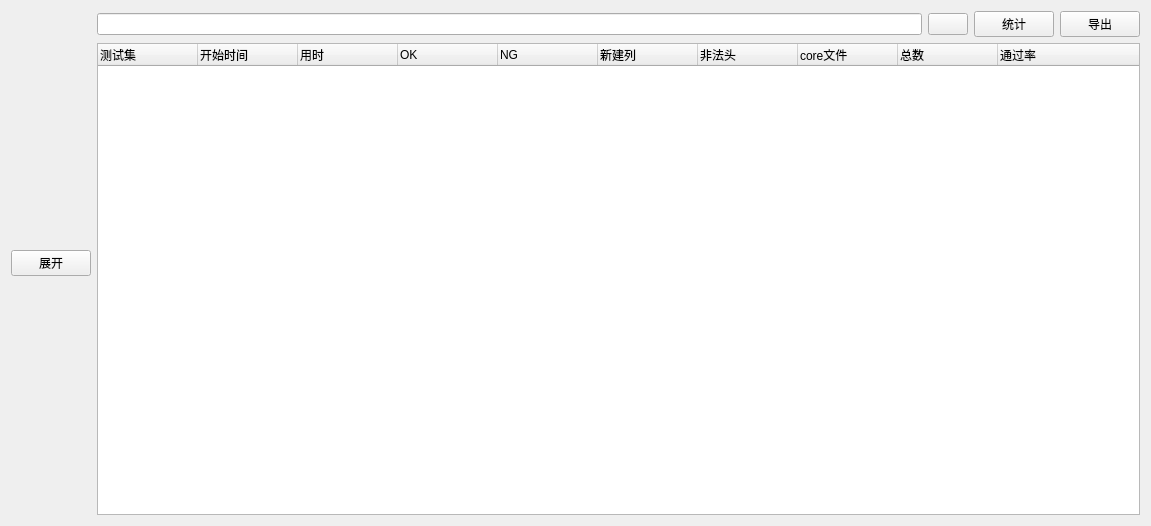
Above: loganalysis.ui from SakuraMYK/AutoMationTools before the change. Below: the same form after it.
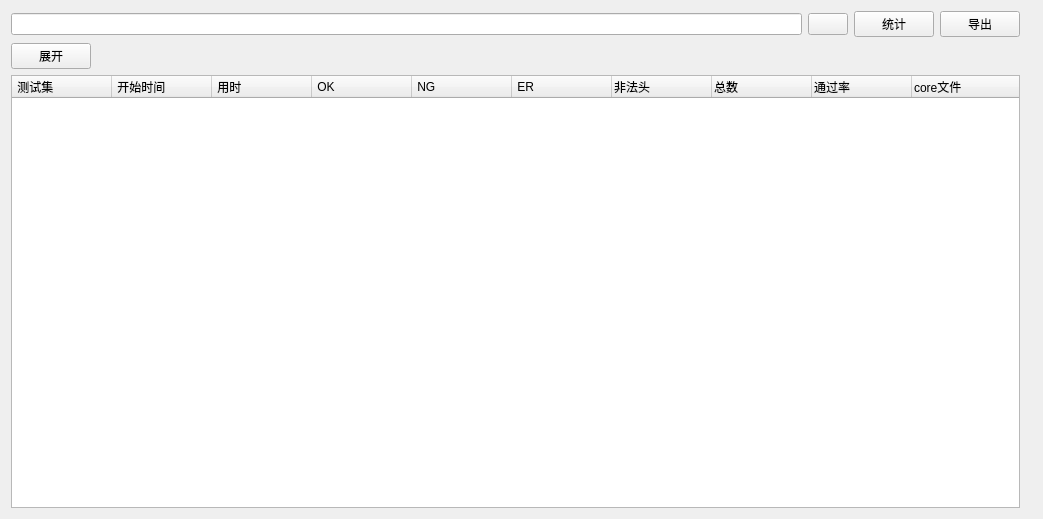
That is the form after the change. Icons and pictures are not drawn.

Diff of the .ui file:
```diff
--- a/loganalysis.ui
+++ b/loganalysis.ui
@@ -6,8 +6,8 @@
    <rect>
     <x>0</x>
     <y>0</y>
-    <width>1151</width>
-    <height>526</height>
+    <width>1043</width>
+    <height>519</height>
    </rect>
   </property>
   <property name="windowTitle">
@@ -15,14 +15,7 @@
   </property>
   <layout class="QGridLayout" name="gridLayout">
    <item row="0" column="0">
-    <layout class="QHBoxLayout" name="horizontalLayout_2">
-     <item>
-      <widget class="QPushButton" name="pushButton_ExpandAll">
-       <property name="text">
-        <string>展开</string>
-       </property>
-      </widget>
-     </item>
+    <layout class="QHBoxLayout" name="horizontalLayout_3">
      <item>
       <layout class="QVBoxLayout" name="verticalLayout">
        <item>
@@ -53,6 +46,35 @@
          </item>
         </layout>
        </item>
+       <item>
+        <layout class="QHBoxLayout" name="horizontalLayout_2">
+         <item>
+          <widget class="QPushButton" name="pushButton_ExpandAll">
+           <property name="text">
+            <string>展开</string>
+           </property>
+           <property name="icon">
+            <iconset theme="applications-development" resource="icon.qrc">
+             <normaloff>:/ico/Expand.ico</normaloff>
+             <normalon>:/ico/Expand.ico</normalon>:/ico/Expand.ico</iconset>
+           </property>
+          </widget>
+         </item>
+         <item>
+          <spacer name="horizontalSpacer">
+           <property name="orientation">
+            <enum>Qt::Horizontal</enum>
+           </property>
+           <property name="sizeHint" stdset="0">
+            <size>
+             <width>40</width>
+             <height>20</height>
+            </size>
+           </property>
+          </spacer>
+         </item>
+        </layout>
+       </item>
        <item>
         <widget class="QTreeWidget" name="treeWidget_SearchResult">
          <property name="toolTipDuration">
@@ -75,32 +97,32 @@
          </attribute>
          <column>
           <property name="text">
-           <string>测试集</string>
+           <string> 测试集 </string>
           </property>
          </column>
          <column>
           <property name="text">
-           <string>开始时间</string>
+           <string> 开始时间 </string>
           </property>
          </column>
          <column>
           <property name="text">
-           <string>用时</string>
+           <string> 用时 </string>
           </property>
          </column>
          <column>
           <property name="text">
-           <string>OK</string>
+           <string> OK </string>
           </property>
          </column>
          <column>
           <property name="text">
-           <string>NG</string>
+           <string> NG </string>
           </property>
          </column>
          <column>
           <property name="text">
-           <string>新建列</string>
+           <string> ER </string>
           </property>
          </column>
          <column>
@@ -108,11 +130,6 @@
            <string>非法头</string>
           </property>
          </column>
-         <column>
-          <property name="text">
-           <string>core文件</string>
-          </property>
-         </column>
          <column>
           <property name="text">
            <string>总数</string>
@@ -123,10 +140,21 @@
            <string>通过率</string>
           </property>
          </column>
+         <column>
+          <property name="text">
+           <string>core文件</string>
+          </property>
+         </column>
         </widget>
        </item>
       </layout>
      </item>
+     <item>
+      <widget class="QWidget" name="splitterContainer" native="true"/>
+     </item>
+     <item>
+      <widget class="QWidget" name="widget_JOJO" native="true"/>
+     </item>
     </layout>
    </item>
   </layout>
```
Left out of the diff: 4 changed lines with no effect on the pictures.
